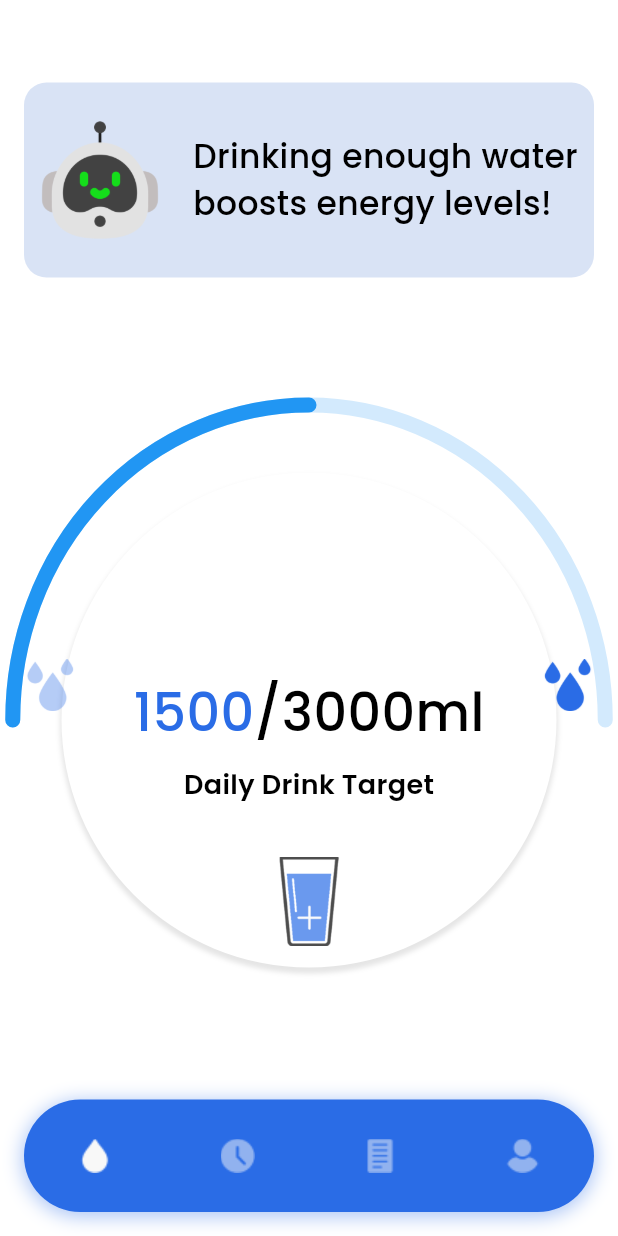
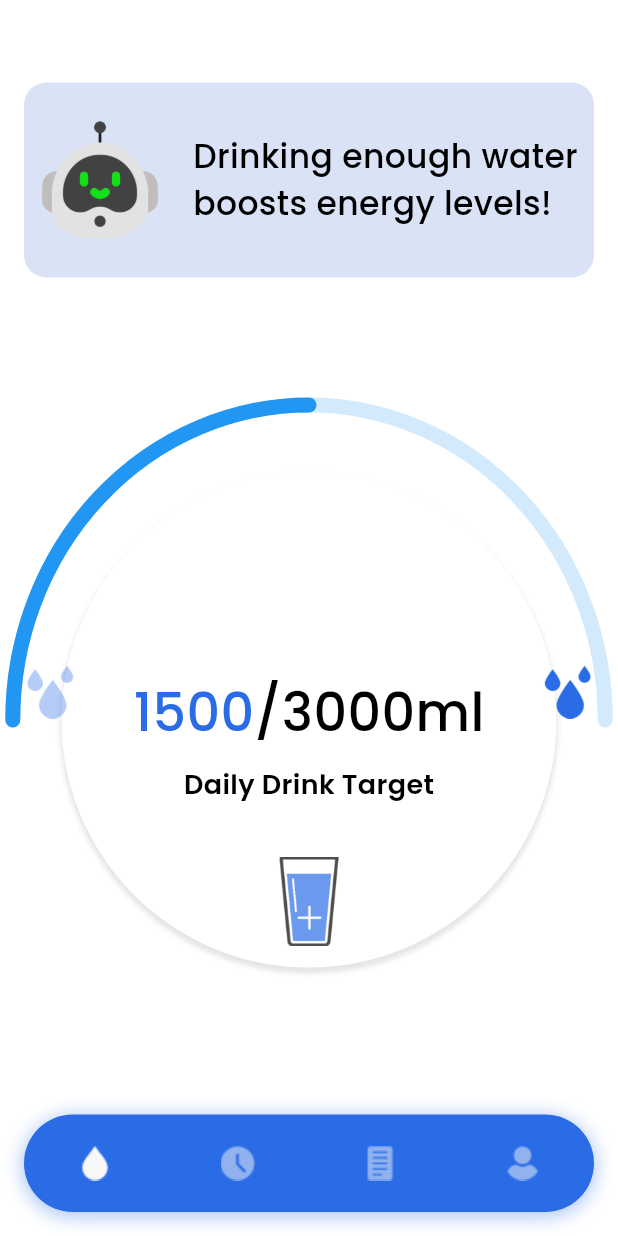
Before and after one commit to amro3z/Dr.Drink-demo-, a Flutter app: the CustomNavigationBar screen opened directly, on a phone screen of 412 x 824 dp. Run offline on Flutter 3.47's test engine with Material 3 defaults, Android fonts, the phone set to English and light mode, and no system bars; our stand-ins replace awesome_dialog, cloud_firestore, connectivity_plus, dio, firebase_auth, firebase_core and 10 more; accounts and stored records are empty; network calls fail.

Commit message:
Edit the height of nav bar!

```diff
--- a/lib/componnent/navigation_bar.dart
+++ b/lib/componnent/navigation_bar.dart
@@ -66,7 +66,7 @@ class _NavigationBarState extends State<CustomNavigationBar> {
       bottomNavigationBar: Padding(
         padding: const EdgeInsets.only(right: 16, left: 16, bottom: 16),
         child: Container(
-          height: 75,
+          height: 65,
           decoration: BoxDecoration(
               color: MyColor.blue,
               borderRadius: BorderRadius.circular(45),
```
